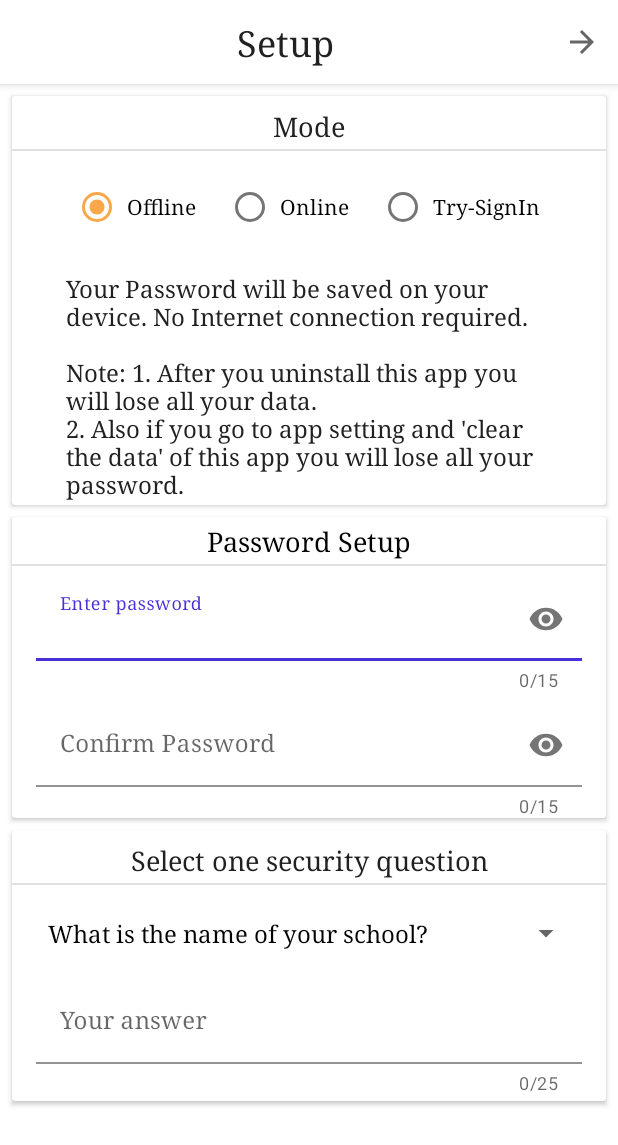
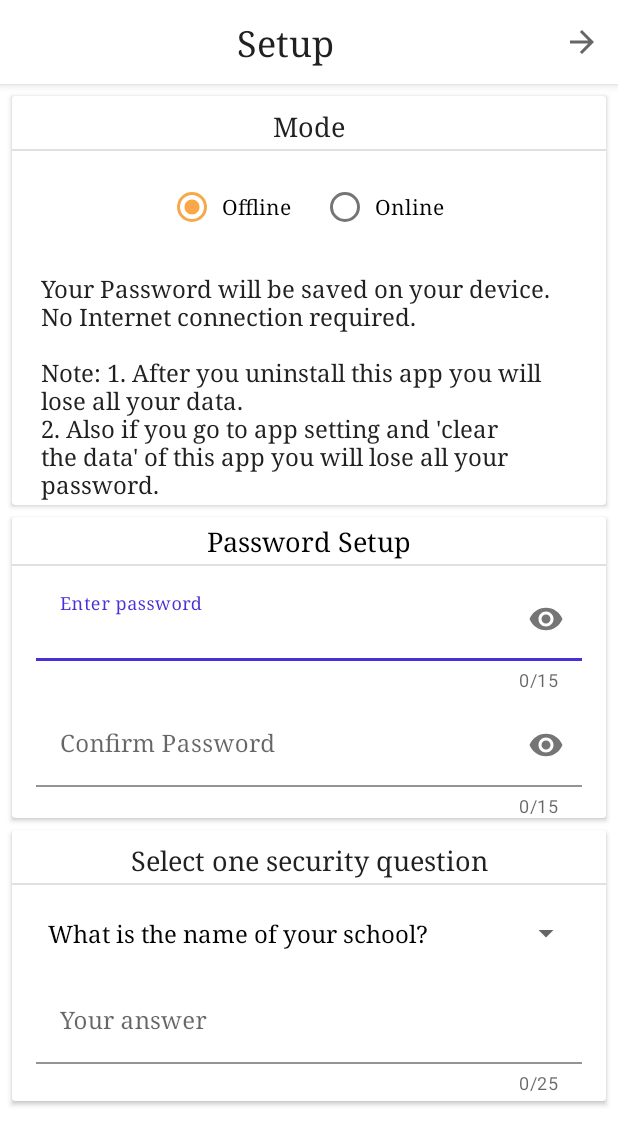
Before and after one commit to rkumar0206/PasswordSaver, an Android app: the screen it shows after launch (MainActivity), on a phone screen of 412 x 824 dp. Shown: the top 1145 px of the screen. Run offline under Robolectric (Android 15) with nearby library versions, the phone set to English and light mode, and no system bars; our stand-ins replace Dagger/Hilt's generated code, Firebase (no records; nobody signed in at launch, a user with empty details on screens opened directly), Room's generated code; libraries missing offline, so code that uses them is left out: androidx.hilt.lifecycle, com.afollestad.materialdialogs.

Commit message:
-> Removed TrySignIn mode -> Added new method for generating secret key in online mode -> fixed the confirm password error of not showing error when password does not match with the password

```diff
--- a/app/src/main/res/layout/setup_fragment_layout.xml
+++ b/app/src/main/res/layout/setup_fragment_layout.xml
@@ -102,27 +102,22 @@
                         android:padding="4dp"
                         android:text="@string/online" />
 
-                    <RadioButton
-                        android:id="@+id/modeTrySignInRB"
-                        android:layout_width="match_parent"
-                        android:layout_height="wrap_content"
-                        android:layout_margin="8dp"
-                        android:padding="4dp"
-                        android:text="Try-SignIn" />
                 </RadioGroup>
 
                 <TextView
                     android:id="@+id/selectedModeTV"
                     android:layout_width="0dp"
                     android:layout_height="wrap_content"
+                    android:layout_marginStart="16dp"
                     android:layout_marginTop="8dp"
+                    android:layout_marginEnd="16dp"
                     android:padding="3dp"
                     android:text="@string/offline_text"
                     android:textColor="@color/primary_text"
                     android:textSize="16sp"
-                    app:layout_constraintEnd_toEndOf="@+id/modeRG"
+                    app:layout_constraintEnd_toEndOf="parent"
                     app:layout_constraintHorizontal_bias="0.5"
-                    app:layout_constraintStart_toStartOf="@+id/modeRG"
+                    app:layout_constraintStart_toStartOf="parent"
                     app:layout_constraintTop_toBottomOf="@+id/modeRG" />
 
                 <TextView
```
Also changed, not shown: app/src/main/java/com/rohitthebest/passwordsaver/ui/fragments/AppSetupFragment.kt (+21 -125 lines), app/src/main/java/com/rohitthebest/passwordsaver/ui/fragments/HomeFragment.kt (+8 -2 lines), app/src/main/res/layout/settings_fragment_layout.xml (+5 -5 lines).
